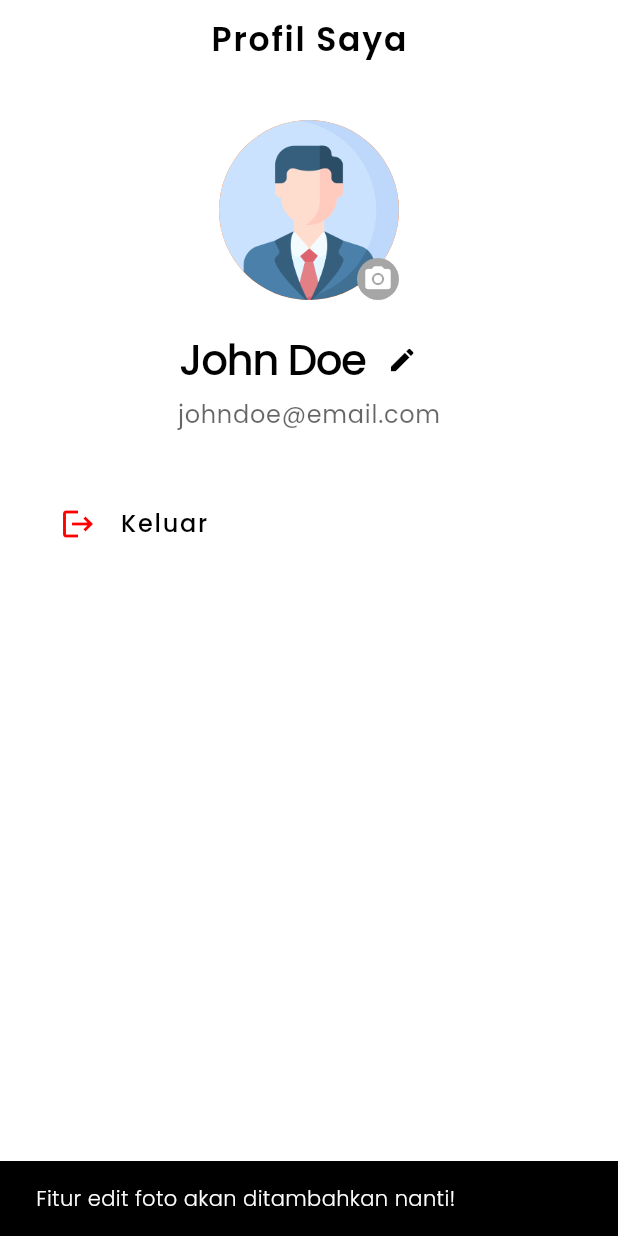
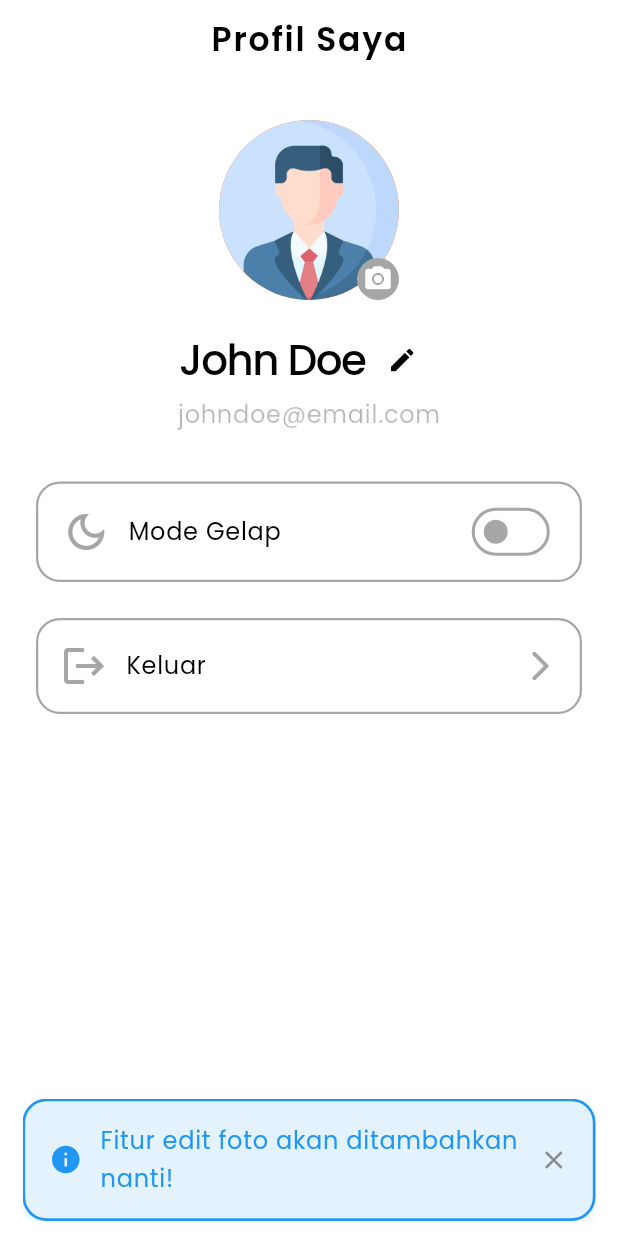
Before and after one commit to LokaKarya-BEKUP/LokaKarya, a Flutter app: the ProfileScreen screen opened directly, after a tap on the "camera alt" icon, on a phone screen of 412 x 824 dp. Run offline on Flutter 3.47's test engine with Material 3 defaults, Android fonts, the phone set to English and light mode, and no system bars; our stand-ins replace shared_preferences; accounts and stored records are empty; network calls fail.

Commit message:
feat: Menambahkan pengaturan dark mode di halaman profile

```diff
--- /dev/null
+++ b/lib/provider/main/theme_provider.dart
@@ -0,0 +1,30 @@
+import 'package:flutter/material.dart';
+import 'package:lokakarya/services/theme_preferences_service.dart';
+
+class ThemeProvider extends ChangeNotifier {
+  final ThemePreferencesService themePreferencesService;
+
+  ThemeProvider(this.themePreferencesService) {
+    _loadTheme();
+  }
+
+  /// Get status tema saat ini
+  bool _isDarkMode = false;
+  bool get isDarkMode => _isDarkMode;
+
+  /// Mengatur tema yang digunakan aplikasi
+  ThemeMode get themeMode => _isDarkMode ? ThemeMode.dark : ThemeMode.light;
+
+  /// Memuat tema dari Shared Preferences
+  void _loadTheme() {
+    _isDarkMode = themePreferencesService.getDarkMode();
+    notifyListeners();
+  }
+
+  /// Mengubah tema dan menyimpan ke Shared Preferences
+  void toggleTheme(bool isDark) async {
+    _isDarkMode = isDark;
+    await themePreferencesService.saveDarkMode(isDark);
+    notifyListeners();
+  }
+}
--- a/lib/screen/profile/profile_screen.dart
+++ b/lib/screen/profile/profile_screen.dart
@@ -1,6 +1,8 @@
 import 'package:flutter/material.dart';
 import 'package:lokakarya/provider/main/profile_provider.dart';
+import 'package:lokakarya/provider/main/theme_provider.dart';
 import 'package:lokakarya/style/colors/app_colors.dart';
+import 'package:lokakarya/utils/app_snackbar.dart';
 import 'package:provider/provider.dart';
 import 'package:lokakarya/static/navigation_route.dart';
 
@@ -45,6 +47,7 @@ class ProfileScreen extends StatelessWidget {
     final colorScheme = Theme.of(context).colorScheme;
     final textTheme = Theme.of(context).textTheme;
     final profileProvider = context.watch<ProfileProvider>();
+    final themeProvider = Provider.of<ThemeProvider>(context);
 
     return Scaffold(
       appBar: AppBar(title: const Text("Profil Saya"), centerTitle: true),
@@ -57,12 +60,10 @@ class ProfileScreen extends StatelessWidget {
                 GestureDetector(
                   onTap: () {
                     // TODO: Tambahkan fungsionalitas untuk memilih foto dari galeri
-                    ScaffoldMessenger.of(context).showSnackBar(
-                      const SnackBar(
-                        content: Text(
-                          "Fitur edit foto akan ditambahkan nanti!",
-                        ),
-                      ),
+                    showAppSnackBar(
+                      context: context,
+                      message: "Fitur edit foto akan ditambahkan nanti!",
+                      type: SnackBarType.info,
                     );
                   },
                   child: Stack(
@@ -110,22 +111,120 @@ class ProfileScreen extends StatelessWidget {
                 Text(
                   "johndoe@email.com", // TODO: Ganti dengan data email sesungguhnya
                   style: textTheme.bodyLarge?.copyWith(
-                    color: colorScheme.onSurface.withOpacity(0.6),
+                    fontWeight: FontWeight.w400,
+                    color: colorScheme.onSurface.withAlpha(70),
                   ),
                 ),
                 const SizedBox(height: 32),
 
-                ListTile(
-                  leading: Icon(Icons.logout, color: colorScheme.error),
-                  title: Text("Keluar", style: textTheme.titleMedium),
-                  onTap: () {
-                    // Logika logout
-                    // Kita akan kembali ke halaman splash atau login
-                    Navigator.of(context).pushNamedAndRemoveUntil(
-                      NavigationRoute.signInRoute.name,
-                      (Route<dynamic> route) => false,
+                Column(
+                  crossAxisAlignment: CrossAxisAlignment.center,
+                  children: [
+                    /// Dark Mode toggle
+                    Container(
+                      padding: const EdgeInsets.symmetric(
+                        horizontal: 16,
+                        vertical: 8,
+                      ),
+                      decoration: BoxDecoration(
+                        border: Border.all(
+                          color: colorScheme.outline,
+                          width: 1.5,
+                        ),
+                        borderRadius: BorderRadius.circular(16),
+                      ),
+                      child: Row(
+                        mainAxisAlignment: MainAxisAlignment.spaceBetween,
+                        children: [
+                          /// Icon & title
+                          Row(
+                            children: [
+                              Icon(
+                                Icons.dark_mode_outlined,
+                                color: colorScheme.outline,
+                                size: 32,
+                              ),
+                              const SizedBox(width: 12),
+
+                              Text(
+                                "Mode Gelap",
+                                style: textTheme.bodyLarge,
+                              ),
+                            ],
+                          ),
+
+                          /// Toggle
+                          Switch.adaptive(
+                            value: themeProvider.isDarkMode,
+                            onChanged: (value) {
+                              themeProvider.toggleTheme(value);
+                            },
+                            activeThumbColor: colorScheme.primary,
+                          ),
+                        ],
+                      ),
+                    ),
+                  ],
+                ),
+                const SizedBox(height: 24),
+
+                /// Logout button
+                OutlinedButton(
+                  onPressed: () {
+                    /// Tampilkan snackbar
+                    showAppSnackBar(
+                      context: context,
+                      message: "Logout berhasil!",
+                      type: SnackBarType.success,
                     );
+
+                    /// Tunggu 2 detik sebelum kembali ke halaman sign in
+                    Future.delayed(const Duration(seconds: 1), () {
+                      if (!context.mounted) return;
+
+                      Navigator.of(context).pushNamedAndRemoveUntil(
+                        NavigationRoute.signInRoute.name,
+                            (Route<dynamic> route) => false,
+                      );
+                    });
                   },
+                  style: OutlinedButton.styleFrom(
+                    side: BorderSide(
+                      color: colorScheme.outline,
+                      width: 1.5,
+                    ),
+                    shape: RoundedRectangleBorder(
+                      borderRadius: BorderRadius.circular(16),
+                    ),
+                    padding: const EdgeInsets.all(16),
+                  ),
+                  child: Row(
+                    mainAxisAlignment: MainAxisAlignment.spaceBetween,
+                    children: [
+                      /// Icon Logout & Title
+                      Row(
+                        children: [
+                          Icon(
+                            Icons.logout,
+                            color: colorScheme.outline,
+                            size: 32,
+                          ),
+                          const SizedBox(width: 12),
+                          Text(
+                            "Keluar",
+                            style: textTheme.bodyLarge,
+                          ),
+                        ],
+                      ),
+
+                      /// Icon arrow right
+                      Icon(
+                        Icons.arrow_forward_ios_rounded,
+                        color: colorScheme.outline,
+                        size: 24,
+                      )
+                    ],
+                  ),
                 ),
               ],
             ),
--- /dev/null
+++ b/lib/services/theme_preferences_service.dart
@@ -0,0 +1,19 @@
+import 'package:shared_preferences/shared_preferences.dart';
+
+class ThemePreferencesService {
+  final SharedPreferences _themePreferences;
+
+  ThemePreferencesService(this._themePreferences);
+
+  static const String _keyDarkMode = "DARK_MODE";
+
+  /// Menyimpan status Dark Mode
+  Future<bool> saveDarkMode(bool isDark) async {
+    return await _themePreferences.setBool(_keyDarkMode, isDark);
+  }
+
+  /// Mengambil status Dark Mode dari Shared Prefs
+  bool getDarkMode() {
+    return _themePreferences.getBool(_keyDarkMode) ?? false;
+  }
+}
--- a/pubspec.yaml
+++ b/pubspec.yaml
@@ -14,6 +14,7 @@ dependencies:
   provider: ^6.1.5+1
   flutter_launcher_icons: ^0.14.4
   intl: ^0.20.2
+  shared_preferences: ^2.5.3
 
 dev_dependencies:
   flutter_test:
```
Also changed, not shown: lib/main.dart (+10 -2 lines), lib/screen/home/home_screen.dart (+6 -6 lines), lib/screen/profile/widgets/user_profile_header.dart (added, +60 -0 lines), pubspec.lock.
